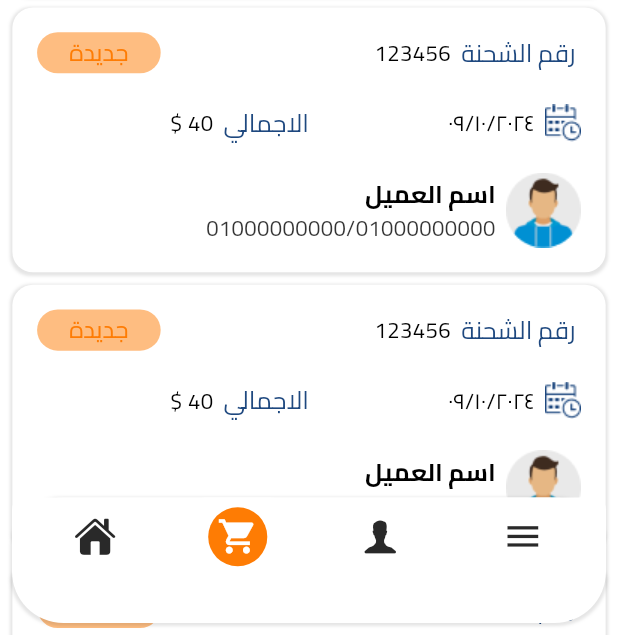
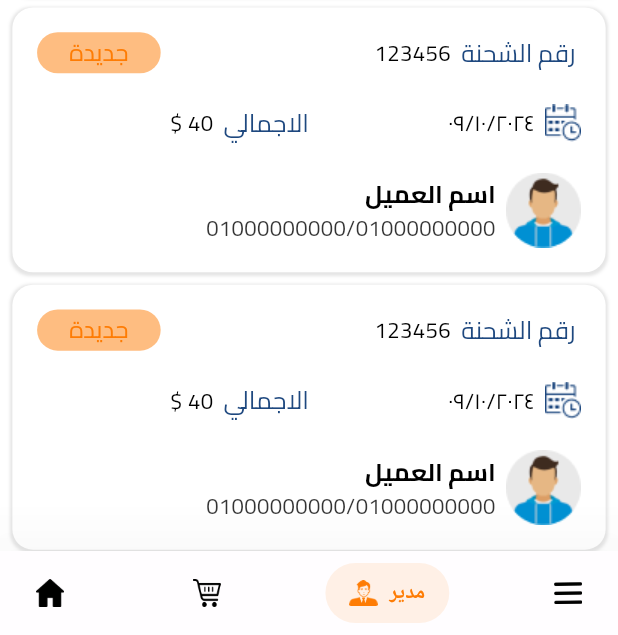
Before and after one commit to TopBusiness-Flutter-Projects/top_sale_2025, a Flutter app: the MainScreen screen opened by its route, item 3 of the bottom bar chosen, on a phone screen of 412 x 824 dp, the part 601-1236 px from its top. Run offline on Flutter 3.47's test engine with Material 3 defaults, Android fonts, the phone set to English and light mode, and no system bars; drawn by our look-alikes of auto_size_text, dropdown_button2, floating_bottom_navigation_bar, flutter_zoom_drawer, salomon_bottom_bar, smooth_page_indicator; our stand-ins replace dio, easy_localization, equatable, flutter_bloc, flutter_screenutil, get and 3 more; accounts and stored records are empty; statements that could not run were skipped.

Commit message:
"Updated language files, added new menu items and screens, replaced floating bottom navigation bar with SalomonBottomBar, and added URL launcher plugin."

```diff
--- a/assets/lang/ar.json
+++ b/assets/lang/ar.json
@@ -40,5 +40,9 @@
   "delevey_order": "توصيل الطلبات",
   "direct_sales": "بيع مباشر",
   "serali_line": "خط سير ",
-  "clients": "العملاء"
+  "clients": "العملاء",
+  "menu":"القائمة",
+  "hr":"مدير",
+  "basket":"السلة",
+  "home":"الرئيسية"
 }
--- a/assets/lang/en.json
+++ b/assets/lang/en.json
@@ -40,5 +40,9 @@
   "delevey_order": "Delivery Order",
   "direct_sales": "Direct Sales",
   "serali_line": "Seral Line",
-  "clients": "Clients"
+  "clients": "Clients",
+  "menu":"Menu",
+  "hr":"HRM",
+  "basket":"Basket",
+  "home":"Home"
 }
--- a/lib/features/main/cubit/main_cubit.dart
+++ b/lib/features/main/cubit/main_cubit.dart
@@ -1,4 +1,3 @@
-
 import 'package:flutter/material.dart';
 import 'package:flutter_bloc/flutter_bloc.dart';
 import 'package:top_sale/features/delevery_order/screens/delevery_order_screen.dart';
@@ -12,16 +11,16 @@ class MainCubit extends Cubit<MainStates> {
 
   int currentIndex = 0;
 
-  List<Widget> navigationBarViews =const [
+  List<Widget> navigationBarViews = const [
     HomeScreen(),
     HomeScreen(),
     DeleveryOrderScreen(),
-
     HomeScreen(),
   ];
   void getHomePage() {
     currentIndex = 0;
   }
+
   void changeNavigationBar(int index) {
     currentIndex = index;
     emit(AppNavBarChangeState());
--- a/lib/features/main/screens/main_screen.dart
+++ b/lib/features/main/screens/main_screen.dart
@@ -1,13 +1,17 @@
-import 'package:flutter/cupertino.dart';
+import 'package:easy_localization/easy_localization.dart' as tr;
 import 'package:flutter/material.dart';
 import 'package:flutter/services.dart';
 import 'package:flutter_bloc/flutter_bloc.dart';
 import 'package:flutter_screenutil/flutter_screenutil.dart';
-import 'package:floating_bottom_navigation_bar/floating_bottom_navigation_bar.dart';
+import 'package:flutter_zoom_drawer/flutter_zoom_drawer.dart';
+import 'package:salomon_bottom_bar/salomon_bottom_bar.dart';
 import 'package:top_sale/core/utils/get_size.dart';
+import 'package:top_sale/features/main/widget/menu_screen_widget.dart';
 import '../../../core/utils/app_colors.dart';
 import '../cubit/main_cubit.dart';
 import '../cubit/main_states.dart';
+
+final ZoomDrawerController z = ZoomDrawerController();
 
 class MainScreen extends StatefulWidget {
   const MainScreen({super.key});
@@ -17,14 +21,23 @@ class MainScreen extends StatefulWidget {
 }
 
 class _MainScreenState extends State<MainScreen> {
-
-
-
   @override
   Widget build(BuildContext context) {
     MainCubit cubit = context.read<MainCubit>();
 
-    return BlocBuilder<MainCubit, MainStates>(
+    return ZoomDrawer(
+      borderRadius: 50,
+      // showShadow: true,
+      openCurve: Curves.fastOutSlowIn,
+      slideWidth: MediaQuery.of(context).size.width * 0.65,
+      duration: const Duration(milliseconds: 500),
+      menuScreenTapClose: true,
+      // angle: 0.0,
+      menuBackgroundColor: Colors.blue,
+      menuScreen: MenuScreenWidget(
+        closeClick: () => z.close?.call(),
+      ),
+      mainScreen: BlocBuilder<MainCubit, MainStates>(
         builder: (context, state) {
           return SafeArea(
             child: Stack(
@@ -47,79 +60,86 @@ class _MainScreenState extends State<MainScreen> {
                       },
                       child: cubit.navigationBarViews[cubit.currentIndex],
                     ),
-                bottomNavigationBar: Padding(
-                  padding: const EdgeInsets.all(8.0),
-                  child: Container(
-                    height:70.h,
-                    decoration: BoxDecoration(
-                      color: AppColors.white,
-                      borderRadius: BorderRadius.circular(getSize(context)/12),
-                      boxShadow: [
-                        BoxShadow(
-                          color:
-                          Colors.black.withOpacity(0.1), // لون الظل مع تقليل الشفافية
-                          spreadRadius: 1, // مدى انتشار الظل
-                          blurRadius: 1, // مدى نعومة الظل
-                          offset: const Offset(0, 1), // الاتجاه الأفقي والرأسي للظل
+                    bottomNavigationBar: Directionality(
+                      textDirection: TextDirection.ltr,
+                      child: Material(
+                        elevation: 50,
+                        shadowColor: Colors.grey,
+                        child: SalomonBottomBar(
+                          items: [
+                            /// Home
+                            SalomonBottomBarItem(
+                              icon: Image.asset(
+                                'assets/images/home1.png',
+                                width: getSize(context) / 22,
+                                color: cubit.currentIndex == 0
+                                    ? AppColors.orange
+                                    : Colors.black,
+                              ),
+                              title: Text('home'.tr()),
+                              selectedColor: AppColors.orange,
+                            ),
+
+                            /// Likes
+                            SalomonBottomBarItem(
+                              icon: Image.asset(
+                                'assets/images/basket1.png',
+                                width: getSize(context) / 22,
+                                color: cubit.currentIndex == 1
+                                    ? AppColors.orange
+                                    : Colors.black,
+                              ),
+                              title: Text('basket'.tr()),
+                              selectedColor: AppColors.orange,
+                            ),
+
+                            /// Search
+                            SalomonBottomBarItem(
+                              icon: Image.asset(
+                                'assets/images/hr1.png',
+                                width: getSize(context) / 22,
+                                color: cubit.currentIndex == 2
+                                    ? AppColors.orange
+                                    : Colors.black,
+                              ),
+                              title: Text('hr'.tr()),
+                              selectedColor: AppColors.orange,
+                            ),
+
+                            /// Profile
+                            SalomonBottomBarItem(
+                              icon: Image.asset(
+                                'assets/images/menu1.png',
+                                width: getSize(context) / 22,
+                                color: cubit.currentIndex == 3
+                                    ? AppColors.orange
+                                    : Colors.black,
+                              ),
+                              title: Text('menu'.tr()),
+                              selectedColor: AppColors.orange,
                             ),
                           ],
-                    ),
-                    child: FloatingNavbar(
+                          backgroundColor: Colors.white70,
 
-                      itemBorderRadius: 90,
-                      padding: const EdgeInsets.symmetric(vertical: 0, horizontal: 0),
-                      margin: const EdgeInsets.all(0),
-                      backgroundColor: AppColors.white, // Set the background to white
-                      elevation: 0,
-                      items: [
-                        FloatingNavbarItem(
-                          customWidget: _buildNavItem(
-                            context,
-                            icon: Icons.menu,
-                            isActive: cubit.currentIndex == 0,
-                            label: "",
+                          currentIndex: cubit.currentIndex,
+                          // activeIndex: cubit.currentIndex,
+                          // gapLocation: GapLocation.center,
+                          // notchSmoothness: NotchSmoothness.verySmoothEdge,
+                          onTap: (index) {
+                            if (cubit.currentIndex == 3) {
+                              z.toggle!.call();
+                            } else {
+                              cubit.changeNavigationBar(index);
+                            }
+                          },
                         ),
                       ),
-                        FloatingNavbarItem(
-                          customWidget: _buildNavItem(
-                            context,
-                            icon: CupertinoIcons.person_alt,
-                            isActive: cubit.currentIndex == 1,
-                            label: "",
-                          ),
-                        ),
-                        FloatingNavbarItem(
-                          customWidget: _buildNavItem(
-                            context,
-                            icon: Icons.shopping_cart,
-                            isActive: cubit.currentIndex == 2,
-                            label: "",
-                          ),
-                        ),
-
-                        FloatingNavbarItem(
-                          customWidget: _buildNavItem(
-                            context,
-                            icon: CupertinoIcons.house_fill,
-                            isActive: cubit.currentIndex == 3,
-                            label: "",
-                          ),
-                        ),
-                      ],
-                      onTap: (index) {
-                        setState(() {
-                          cubit.currentIndex = index;
-                        });
-                      },
-                      currentIndex: cubit.currentIndex,
-                    ),
-                  ),
-                ),
-              ),
+                    )),
               ],
             ),
           );
         },
+      ),
     );
   }
 
@@ -142,12 +162,13 @@ class _MainScreenState extends State<MainScreen> {
               padding: EdgeInsets.all(5.h),
               child: Icon(
                 icon,
-                color: isActive ? AppColors.white : AppColors.primary, // Change icon color when active
+                color: isActive
+                    ? AppColors.white
+                    : AppColors.primary, // Change icon color when active
                 size: getSize(context) / 15,
               ),
             ),
           ),
-
         ],
       ),
     );
--- a/pubspec.yaml
+++ b/pubspec.yaml
@@ -55,7 +55,10 @@ dependencies:
   flutter_screenutil: ^5.9.3
   dropdown_button2: ^2.3.9
   auto_size_text: ^3.0.0
-  floating_bottom_navigation_bar: ^1.5.2
+  # floating_bottom_navigation_bar: ^1.5.2
+  flutter_zoom_drawer: ^3.2.0
+  salomon_bottom_bar: ^3.3.2
+  url_launcher: ^6.3.1
 
   # ! main packages
 
```
Also changed, not shown: lib/features/home_screen/screens/home_screen.dart (+6 -3 lines), lib/features/main/widget/custom_drawer_content.dart (added, +167 -0 lines), lib/features/main/widget/menu_screen_widget.dart (added, +89 -0 lines), assets/images/basket1.png (added), assets/images/basket2.png (added), assets/images/home1.png (added), assets/images/home2.png (added), assets/images/hr1.png (added), assets/images/hr2.png (added), assets/images/menu1.png (added), assets/images/menu2.png (added), pubspec.lock, 5 other files. Lines whose indentation alone changed are shown as unchanged.
